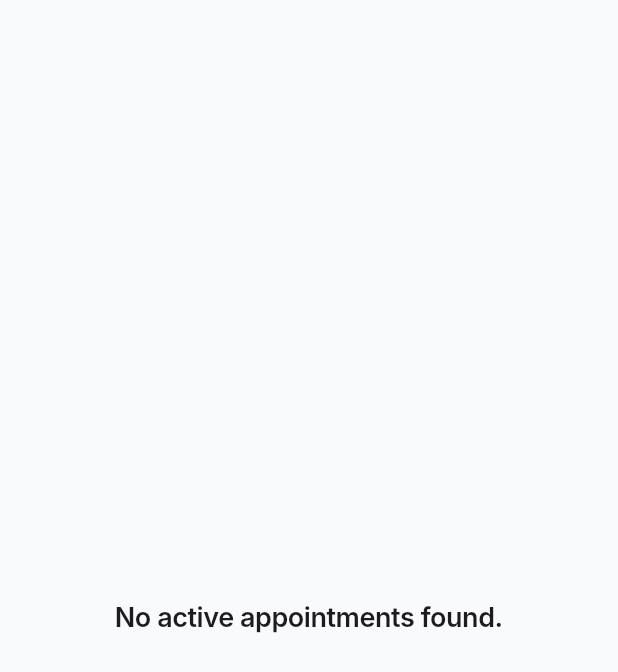
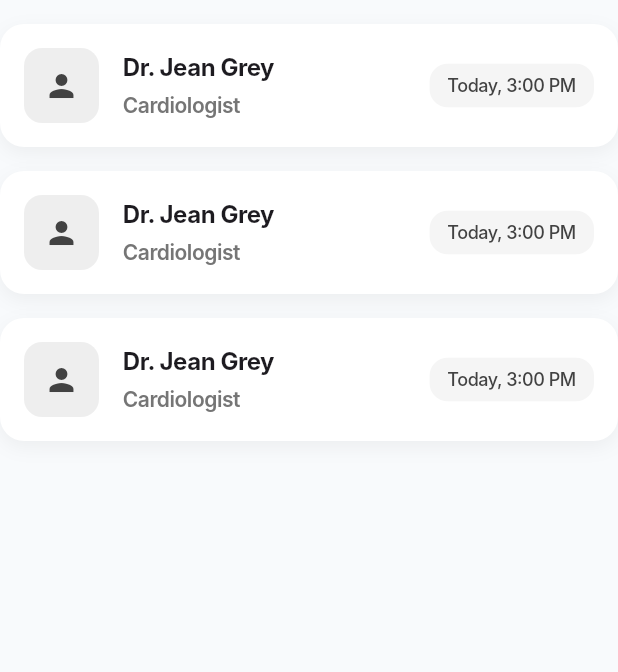
Before and after one commit to nidhisingh5958/cure-bit, a Flutter app: the ActiveAppointments widget shown alone on an empty page, opened directly, on a phone screen of 412 x 824 dp. Shown: the top 672 px of the screen. Run offline on Flutter 3.47's test engine with Material 3 defaults, Android fonts, the phone set to English and light mode, and no system bars; our stand-ins replace animated_splash_screen, audioplayers, carousel_slider, country_picker, flutter_riverpod, go_router and 5 more; missing offline and left inert: bcrypt, mobile_scanner; accounts and stored records are empty; network calls fail; Roboto replaces fonts that are missing (Inter).

Commit message:
my appointments patient side

```diff
--- a/lib/features/patient/appointment/my_appointments/active_appointments.dart
+++ b/lib/features/patient/appointment/my_appointments/active_appointments.dart
@@ -1,3 +1,4 @@
+import 'package:CuraDocs/components/colors.dart';
 import 'package:flutter/material.dart';
 
 class ActiveAppointments extends StatelessWidget {
@@ -5,9 +6,111 @@ class ActiveAppointments extends StatelessWidget {
 
   @override
   Widget build(BuildContext context) {
-    return Scaffold(
-      body: const Center(
-        child: Text('No active appointments found.'),
+    return Container(
+      child: Column(
+        children: [
+          const SizedBox(height: 16),
+          _buildUpcomingAppointments(context),
+          const SizedBox(height: 16),
+          _buildUpcomingAppointments(context),
+          const SizedBox(height: 16),
+          _buildUpcomingAppointments(context),
+        ],
+      ),
+    );
+  }
+
+  Widget _buildUpcomingAppointments(BuildContext context) {
+    return Column(
+      crossAxisAlignment: CrossAxisAlignment.start,
+      children: [
+        Container(
+          decoration: BoxDecoration(
+            color: white,
+            borderRadius: BorderRadius.circular(16),
+            boxShadow: [
+              BoxShadow(
+                color: Colors.black.withValues(alpha: .05),
+                blurRadius: 10,
+                offset: const Offset(0, 4),
+              ),
+            ],
+          ),
+          child: Column(
+            children: [
+              _buildAppointmentItem(
+                'Dr. Jean Grey',
+                'Cardiologist',
+                'Today, 3:00 PM',
+                isFirst: true,
+              ),
+            ],
+          ),
+        ),
+      ],
+    );
+  }
+
+  Widget _buildAppointmentItem(String title, String subtitle, String time,
+      {bool isFirst = false}) {
+    return InkWell(
+      onTap: () {},
+      child: Padding(
+        padding: const EdgeInsets.all(16),
+        child: Row(
+          children: [
+            Container(
+              width: 50,
+              height: 50,
+              decoration: BoxDecoration(
+                color: grey200,
+                borderRadius: BorderRadius.circular(12),
+              ),
+              child: Icon(
+                isFirst ? Icons.person : Icons.medical_services_outlined,
+                color: grey800,
+              ),
+            ),
+            const SizedBox(width: 16),
+            Expanded(
+              child: Column(
+                crossAxisAlignment: CrossAxisAlignment.start,
+                children: [
+                  Text(
+                    title,
+                    style: const TextStyle(
+                      fontWeight: FontWeight.bold,
+                      fontSize: 16,
+                    ),
+                  ),
+                  const SizedBox(height: 4),
+                  Text(
+                    subtitle,
+                    style: TextStyle(
+                      color: grey600,
+                      fontSize: 14,
+                    ),
+                  ),
+                ],
+              ),
+            ),
+            Container(
+              padding: const EdgeInsets.symmetric(horizontal: 12, vertical: 6),
+              decoration: BoxDecoration(
+                color: grey100,
+                borderRadius: BorderRadius.circular(12),
+              ),
+              child: Text(
+                time,
+                style: TextStyle(
+                  fontSize: 12,
+                  fontWeight: FontWeight.w500,
+                  color: grey800,
+                ),
+              ),
+            ),
+          ],
+        ),
       ),
     );
   }
--- a/lib/features/patient/appointment/my_appointments/completed_appointments.dart
+++ b/lib/features/patient/appointment/my_appointments/completed_appointments.dart
@@ -0,0 +1,12 @@
+import 'package:flutter/material.dart';
+
+class CompletedAppointments extends StatelessWidget {
+  const CompletedAppointments({super.key});
+
+  @override
+  Widget build(BuildContext context) {
+    return Container(
+      child: Center(child: Text('No completed appointments found.')),
+    );
+  }
+}
--- a/lib/features/patient/appointment/my_appointments/my_appointments.dart
+++ b/lib/features/patient/appointment/my_appointments/my_appointments.dart
@@ -1,5 +1,8 @@
 import 'package:CuraDocs/components/app_header.dart';
 import 'package:CuraDocs/components/colors.dart';
+import 'package:CuraDocs/features/patient/appointment/my_appointments/active_appointments.dart';
+import 'package:CuraDocs/features/patient/appointment/my_appointments/completed_appointments.dart';
+import 'package:CuraDocs/features/patient/appointment/my_appointments/upcoming_appointments.dart';
 import 'package:flutter/material.dart';
 
 class MyAppointments extends StatefulWidget {
@@ -61,6 +64,14 @@ class _MyAppointmentsState extends State<MyAppointments>
           dividerColor: transparent,
         ),
       ),
+      body: TabBarView(
+        controller: _tabController,
+        children: const [
+          ActiveAppointments(),
+          UpcomingAppointments(),
+          CompletedAppointments(),
+        ],
+      ),
     );
   }
 }
--- a/lib/features/patient/appointment/my_appointments/upcoming_appointments.dart
+++ b/lib/features/patient/appointment/my_appointments/upcoming_appointments.dart
@@ -0,0 +1,12 @@
+import 'package:flutter/material.dart';
+
+class UpcomingAppointments extends StatelessWidget {
+  const UpcomingAppointments({super.key});
+
+  @override
+  Widget build(BuildContext context) {
+    return Container(
+      child: Center(child: Text('No upcoming appointments found.')),
+    );
+  }
+}
```
